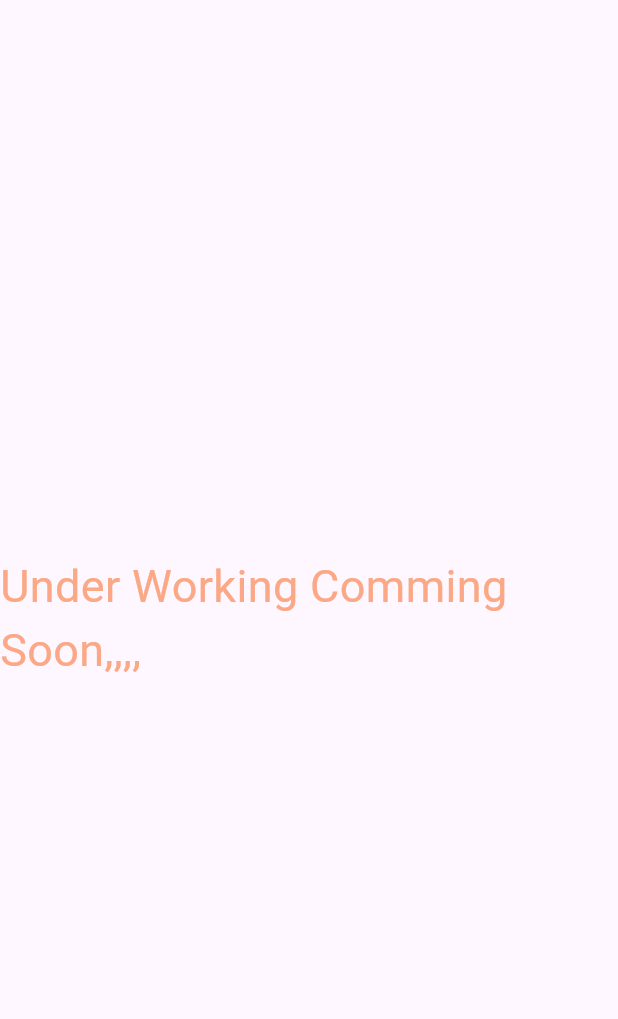
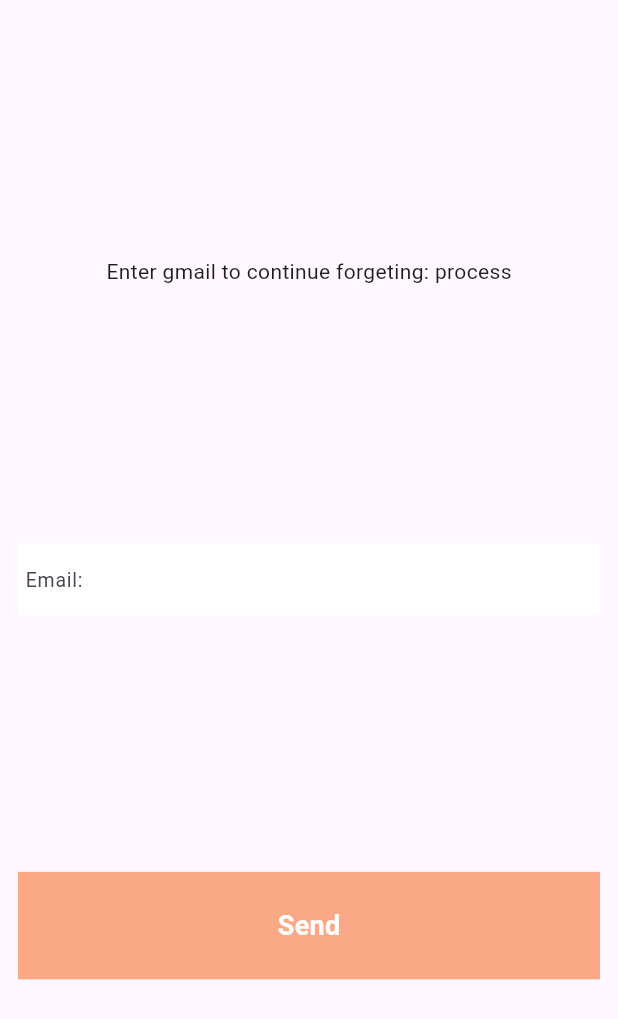
Before and after one commit to mubeenflutterdev/note-nest, a Flutter app: the HomeScreen screen opened directly, after a tap on the "logout" icon, after a tap on "Forget Password!", on a phone screen of 412 x 824 dp. Shown: the top 1019 px of the screen. Run offline on Flutter 3.47's test engine with Material 3 defaults, Android fonts, the light colour scheme and no system bars; our stand-ins replace cloud_firestore, firebase_auth, firebase_core, flutter_screenutil, image_picker; accounts and stored records are empty.

```diff
--- a/lib/View/auth_view/forget_password_screen.dart
+++ b/lib/View/auth_view/forget_password_screen.dart
@@ -1,22 +1,45 @@
+// ignore_for_file: must_be_immutable
+
+import 'package:firebase_auth/firebase_auth.dart';
 import 'package:flutter/material.dart';
-import 'package:note_nest/constant/app_colors.dart';
+import 'package:flutter_screenutil/flutter_screenutil.dart';
+
+import 'package:note_nest/View/auth_view/signup_screen.dart';
+import 'package:note_nest/View/auth_view/splash_screen.dart';
+import 'package:note_nest/provider/feature_provider.dart/auth_provider.dart';
+import 'package:provider/provider.dart';
 
 class ForgetPasswordScreen extends StatelessWidget {
-  const ForgetPasswordScreen({super.key});
+  ForgetPasswordScreen({super.key});
+  TextEditingController _fEmailControler = TextEditingController();
 
   @override
   Widget build(BuildContext context) {
+    final authProvider = context.read<AuthenticationProvider>;
+
     return Scaffold(
-      body: Column(
-        mainAxisAlignment: MainAxisAlignment.center,
-        children: [
-          Center(
-            child: Text(
-              'Under Working Comming Soon,,,,',
-              style: TextStyle(fontSize: 30, color: AppColors.buttonBackGround),
+      body: Padding(
+        padding: EdgeInsets.symmetric(horizontal: 10.w),
+        child: Column(
+          mainAxisAlignment: MainAxisAlignment.spaceEvenly,
+          children: [
+            Text('Enter gmail to continue forgeting: process'),
+            TextInputFieldComponent(
+              text: 'Email:',
+              height: 10.h,
+              width: 10.w,
+              controler: _fEmailControler,
             ),
-          ),
-        ],
+            ButtonComponent(
+              text: "Send",
+              height: 19.h,
+              width: 10.w,
+              ontap: ()  {
+
+              },
+            ),
+          ],
+        ),
       ),
     );
   }
--- a/lib/View/auth_view/login_in_Screen.dart
+++ b/lib/View/auth_view/login_in_Screen.dart
@@ -115,10 +115,9 @@
                   SizedBox(width: 5),
                   GestureDetector(
                     onTap: () {
-                      authProvider.signInUser(
+                      Navigator.pushReplacement(
                         context,
-                        _emailControler.text.trim().toString(),
-                        _passwordControler.text.toString(),
+                        MaterialPageRoute(builder: (context) => SignupScreen()),
                       );
                     },
                     child: Text(
--- a/lib/View/auth_view/signup_screen.dart
+++ b/lib/View/auth_view/signup_screen.dart
@@ -2,7 +2,6 @@
 
 import 'package:flutter/material.dart';
 import 'package:note_nest/constant/app_colors.dart';
-import 'package:note_nest/View/user_view/home_screen.dart';
 
 import 'package:note_nest/View/auth_view/login_in_Screen.dart';
 import 'package:note_nest/View/auth_view/splash_screen.dart';
--- a/lib/View/user_view/home_screen.dart
+++ b/lib/View/user_view/home_screen.dart
@@ -6,6 +6,8 @@
 import 'package:note_nest/models/note_model.dart';
 import 'package:note_nest/provider/feature_provider.dart/auth_provider.dart';
 import 'package:note_nest/provider/feature_provider.dart/note_provider.dart';
+import 'package:note_nest/provider/feature_provider.dart/profile_provider.dart';
+import 'package:note_nest/provider/ui_provider/add_profile_image_provider.dart';
 import 'package:provider/provider.dart';
 
 class HomeScreen extends StatefulWidget {
@@ -65,9 +67,26 @@
                   ),
                 ),
 
-                CircleAvatar(
-                  radius: 50.r,
-                  backgroundImage: AssetImage('assets/images/avatar.png'),
+                Stack(
+                  children: [
+                    CircleAvatar(
+                      radius: 50.r,
+                      backgroundImage: AssetImage('assets/images/avatar.png'),
+                    ),
+                    Positioned(
+                      bottom: 2.h,
+                      right: 1.w,
+                      child: GestureDetector(
+                        onTap: () {
+                          addImageSheet();
+                        },
+                        child: Icon(
+                          Icons.add_a_photo,
+                          color: AppColors.primaryColor,
+                        ),
+                      ),
+                    ),
+                  ],
                 ),
                 Text(
                   'Welcome , Oliva Grace',
@@ -102,17 +121,7 @@
               ],
             ),
           ),
-          // TextFormField(controller: _noteController),
-          // TextButton(
-          //   onPressed: () {
-          //     final noteText = _noteController.text.trim();
-          //     if (noteText.isNotEmpty) {
-          //       noteProvider.addNote(context, noteText);
-          //     }
-          //   },
-          //   child: Text('UPLOAD NOTE'),
-          // ),
-          // Uncomment to show notes list
+
           Expanded(
             child: Consumer<NoteProvider>(
               builder: (context, provider, child) {
@@ -209,4 +218,45 @@
       ),
     );
   }
+
+  void addImageSheet() {
+    final profileProvider = context.read<AddProfileImageProvider>();
+
+    showModalBottomSheet(
+      context: context,
+      builder: (context) {
+        return Container(
+          height: 150.h,
+          width: double.infinity,
+          child: Column(
+            mainAxisAlignment: MainAxisAlignment.center,
+            crossAxisAlignment: CrossAxisAlignment.center,
+            children: [
+              ListTile(
+                leading: Icon(
+                  Icons.camera_alt,
+                  color: AppColors.profileBackGround,
+                ),
+
+                title: Text('Pick Image from Camera'),
+                onTap: () {
+                  profileProvider.pickerFromCamera(context);
+                },
+              ),
+              ListTile(
+                leading: Icon(
+                  Icons.photo_library_outlined,
+                  color: AppColors.greenColor,
+                ),
+                title: Text('Pick image from Gallery'),
+                onTap: () {
+                  profileProvider.pickerFromGallery(context);
+                },
+              ),
+            ],
+          ),
+        );
+      },
+    );
+  }
 }
--- a/lib/constant/app_colors.dart
+++ b/lib/constant/app_colors.dart
@@ -1,9 +1,10 @@
 import 'package:flutter/material.dart';
 
 class AppColors {
-   static  final   Color primaryColor = Colors.white;
- static final Color secondaryColor = Colors.black;
- static final Color backgroundColor = Color(0xffE6E6E6);
- static final Color buttonBackGround = Color(0xffFAA885);
- static final Color profileBackGround = Color(0xffAD491E);
+  static final Color primaryColor = Colors.white;
+  static final Color secondaryColor = Colors.black;
+  static final Color backgroundColor = Color(0xffE6E6E6);
+  static final Color buttonBackGround = Color(0xffFAA885);
+  static final Color profileBackGround = Color(0xffAD491E);
+  static final Color greenColor = Colors.green;
 }
--- a/lib/provider/feature_provider.dart/auth_provider.dart
+++ b/lib/provider/feature_provider.dart/auth_provider.dart
@@ -13,7 +13,7 @@
     try {
       isLoading = true;
       notifyListeners();
-     await FirebaseAuth.instance
+      await FirebaseAuth.instance
           .signInWithEmailAndPassword(email: email, password: password)
           .then(
             (value) => Navigator.push(
@@ -87,4 +87,12 @@
       debugPrint(e.toString());
     }
   }
+
+  Future forgetPasswordProvider(email) async {
+    try {
+      await FirebaseAuth.instance.sendPasswordResetEmail(email: email);
+    } catch (e) {
+      debugPrint(e.toString());
+    }
+  }
 }
--- a/pubspec.yaml
+++ b/pubspec.yaml
@@ -45,6 +45,8 @@
   change_app_package_name: ^1.5.0
   flutter_local_notifications: ^19.2.1
   http: ^1.4.0
+  image_picker: ^1.1.2
+  firebase_storage: ^12.4.7
 
 dev_dependencies:
   flutter_test:
```
Also changed, not shown: lib/View/user_view/upload_user_info.dart (added, +63 -0 lines), lib/main.dart (+6 -2 lines), lib/provider/feature_provider.dart/profile_provider.dart (added, +12 -0 lines), lib/provider/ui_provider/add_profile_image_provider.dart (added, +51 -0 lines), firebase.json, lib/firebase_options.dart, pubspec.lock, 7 other files.
